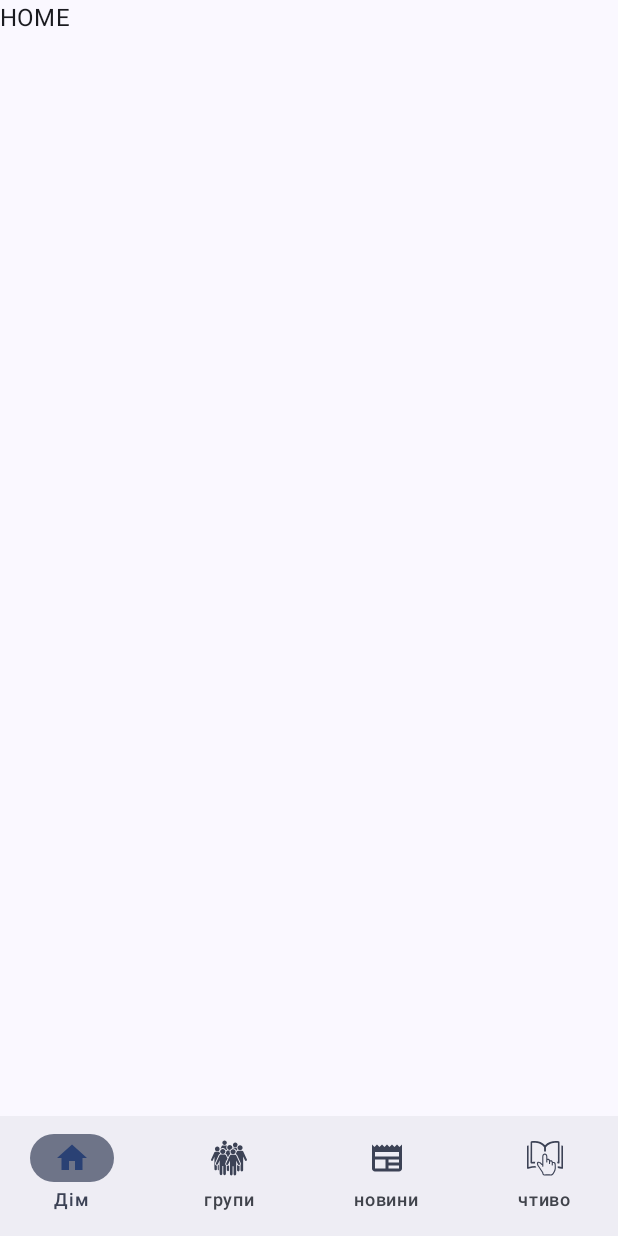
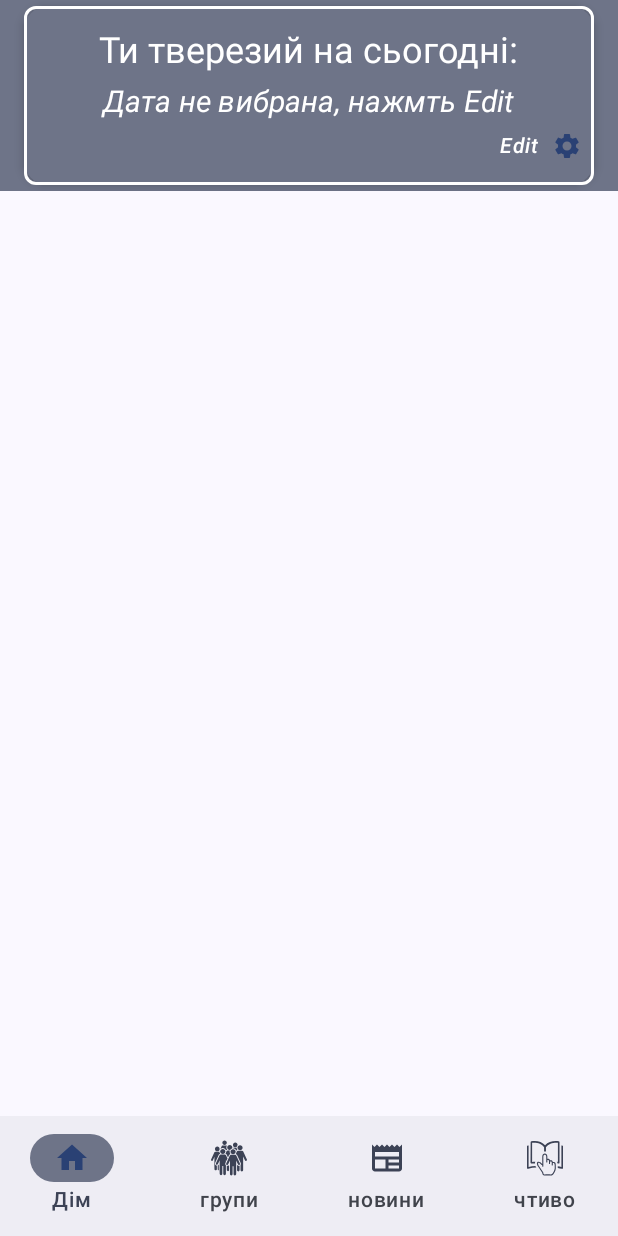
Before and after one commit to AlexYach1973/groupsaa, an Android app built with Jetpack Compose: the screen it shows after launch (MainActivity), on a phone screen of 412 x 824 dp. Run offline under Robolectric (Android 15) with nearby library versions, the phone set to English and light mode, and no system bars.

Commit message:
1. Початок. Базова навігація 1.01 Навігація 1.1 Навігація закінчена. Виклик за номером 1.2 Internet, Map 1.2.1 Щось зробив 1.3 Вдстань до груп 1.3.1 1.4 Зробив визов через API з тестового сайта 1.5 Під'єднав Room 1.5.1 Пофіксив Room 1.6 Добавиви на вкладку Home дати

```diff
--- a/app/src/main/java/com/alexyach/compose/groupsaa/presentation/grouplist/CardGroup.kt
+++ b/app/src/main/java/com/alexyach/compose/groupsaa/presentation/grouplist/CardGroup.kt
@@ -57,8 +57,7 @@ fun CardGroup(
             )
             Spacer(modifier = Modifier.padding(4.dp))
             InfoAboutGroup(
-                group = group,
-                onGroupClickListener
+                group = group
             )
         }
     }
@@ -94,8 +93,7 @@ private fun DistanceToGroup(group: Group){
 
 @Composable
 private fun InfoAboutGroup(
-    group: Group,
-    onGroupClickListener : (Group) -> Unit
+    group: Group
 ) {
     Column(
         modifier = Modifier
--- a/app/src/main/java/com/alexyach/compose/groupsaa/presentation/grouplist/GroupListScreen.kt
+++ b/app/src/main/java/com/alexyach/compose/groupsaa/presentation/grouplist/GroupListScreen.kt
@@ -68,7 +68,6 @@ fun GroupListScreen(
     val screenState = viewModel.screenState.observeAsState(GroupListScreenState.Initial)
 
 
-
     var isInternet = viewModel.isInternet.collectAsState(true)
 
     when (val currentState = screenState.value) {
@@ -100,6 +99,7 @@ fun GroupListScreen(
 //                    isInternet = true
                     LoadingListGroup("load from Internet")
                 }
+
                 LoadRoom -> {
 //                    isInternet = false
                     LoadingListGroup("load from local BD")
@@ -130,7 +130,7 @@ fun ErrorListGroup() {
 
 @Composable
 fun LoadingListGroup(
-    loadFrom : String
+    loadFrom: String
 ) {
     Column(
         modifier = Modifier
@@ -250,8 +250,6 @@ private fun HeaderGroupList(
 //}
 
 
-
-
 //@Preview
 //@Composable
 //private fun ViewGroupListScreen() {
--- a/app/src/main/java/com/alexyach/compose/groupsaa/presentation/grouplist/GroupListViewModel.kt
+++ b/app/src/main/java/com/alexyach/compose/groupsaa/presentation/grouplist/GroupListViewModel.kt
@@ -47,7 +47,7 @@ class GroupListViewModel(
 
 
     init {
-//        _screenState.value = GroupListScreenState.Groups(getListGroupTest())
+//        _screenState.value = GroupListScreenState.Groups(getListGroupTest()) // TEST
 
         getGroupList()
     }
@@ -56,7 +56,6 @@ class GroupListViewModel(
         _screenState.value = GroupListScreenState.Loading(LoadInet)
 
         viewModelScope.launch {
-
 
             /* From Internet*/
             repository.getAllGroupList().collect {currentListGroup->
--- /dev/null
+++ b/app/src/main/java/com/alexyach/compose/groupsaa/presentation/home/HomeScreen.kt
@@ -0,0 +1,268 @@
+package com.alexyach.compose.groupsaa.presentation.home
+
+import android.content.Context
+import androidx.compose.foundation.background
+import androidx.compose.foundation.border
+import androidx.compose.foundation.clickable
+import androidx.compose.foundation.layout.Arrangement
+import androidx.compose.foundation.layout.Box
+import androidx.compose.foundation.layout.Column
+import androidx.compose.foundation.layout.PaddingValues
+import androidx.compose.foundation.layout.Row
+import androidx.compose.foundation.layout.fillMaxSize
+import androidx.compose.foundation.layout.fillMaxWidth
+import androidx.compose.foundation.layout.padding
+import androidx.compose.foundation.layout.size
+import androidx.compose.foundation.rememberScrollState
+import androidx.compose.foundation.shape.RoundedCornerShape
+import androidx.compose.foundation.verticalScroll
+import androidx.compose.material.icons.Icons
+import androidx.compose.material.icons.filled.Settings
+import androidx.compose.material3.Card
+import androidx.compose.material3.CardDefaults
+import androidx.compose.material3.DatePicker
+import androidx.compose.material3.DatePickerDialog
+import androidx.compose.material3.ExperimentalMaterial3Api
+import androidx.compose.material3.Icon
+import androidx.compose.material3.MaterialTheme
+import androidx.compose.material3.Text
+import androidx.compose.material3.TextButton
+import androidx.compose.material3.rememberDatePickerState
+import androidx.compose.runtime.Composable
+import androidx.compose.runtime.collectAsState
+import androidx.compose.runtime.getValue
+import androidx.compose.runtime.mutableStateOf
+import androidx.compose.runtime.remember
+import androidx.compose.runtime.setValue
+import androidx.compose.ui.Alignment
+import androidx.compose.ui.Modifier
+import androidx.compose.ui.platform.LocalContext
+import androidx.compose.ui.text.font.FontStyle
+import androidx.compose.ui.text.font.FontWeight
+import androidx.compose.ui.unit.dp
+import androidx.compose.ui.unit.sp
+import androidx.lifecycle.viewmodel.compose.viewModel
+import com.alexyach.compose.groupsaa.R
+
+
+@Composable
+fun HomeScreen(
+    paddingValues: PaddingValues,
+    onReadClickListener: () -> Unit
+) {
+
+    val conntext = LocalContext.current
+    val viewModel: HomeViewModel = viewModel()
+
+    val scrollState = rememberScrollState()
+
+    val difference = viewModel.difference.collectAsState(listOf<Int>())
+    val selectedDate = viewModel.selectedDate.collectAsState("")
+
+    Column(
+        verticalArrangement = Arrangement.Center,
+        modifier = Modifier
+            .padding(paddingValues)
+            .verticalScroll(scrollState)
+            .fillMaxSize()
+            .background(MaterialTheme.colorScheme.secondaryContainer)
+    ) {
+
+
+        PeriodOfSobrietyCard(
+            context = conntext,
+            viewModel = viewModel,
+            difference = difference.value,
+            selectedDate = selectedDate.value
+        )
+
+
+    }
+
+}
+
+
+// period of sobriety
+
+@Composable
+private fun PeriodOfSobrietyCard(
+    context: Context,
+    viewModel: HomeViewModel,
+    difference: List<Int>,
+    selectedDate: String
+) {
+
+    Card(
+        elevation = CardDefaults.cardElevation(defaultElevation = 4.dp),
+        modifier = Modifier
+            .padding(horizontal = 16.dp, vertical = 4.dp)
+            .border(
+                width = 2.dp,
+                shape = RoundedCornerShape(8.dp),
+                color = MaterialTheme.colorScheme.onSecondary
+            ),
+
+        colors = CardDefaults.cardColors(
+            MaterialTheme.colorScheme.secondaryContainer
+        )
+    ) {
+
+        var openDialog by remember { mutableStateOf(false) }
+        if (openDialog) {
+            DataSelection(
+                viewModel = viewModel,
+//                    openDialog = openDialog,
+                onDismissClickListener = { openDialog = it }
+            )
+        }
+
+
+        Column(
+            modifier = Modifier.padding(horizontal = 8.dp, vertical = 16.dp)
+
+        ) {
+            /* 1 Line */
+            Row(
+                modifier = Modifier
+                    .fillMaxWidth(),
+                horizontalArrangement = Arrangement.Center
+            ) {
+                Text(
+                    text = context.getString(R.string.homescreen_sobriety_card_title),
+                    style = MaterialTheme.typography.titleLarge,
+                    fontWeight = FontWeight.Normal
+//                        fontSize = 28.sp
+//                        fontStyle = FontStyle.Italic
+                )
+            }
+
+            /* 2 Line */
+            Row(
+                modifier = Modifier
+                    .fillMaxWidth()
+                    .padding(vertical = 8.dp),
+                horizontalArrangement = Arrangement.Center
+            ) {
+                if (difference.isNotEmpty()) {
+                    Text(
+                        text = "${difference[0]}  Years ${difference[1]} Months ${difference[2]} Days",
+                        style = MaterialTheme.typography.bodyLarge,
+                        fontWeight = FontWeight.Bold
+//                            fontSize = 22.sp,
+//                            fontWeight = FontWeight.Bold
+                    )
+                } else {
+                    Text(
+                        text = context.getString(R.string.homescreen_sobriety_not_date),
+                        style = MaterialTheme.typography.bodyLarge,
+                        fontStyle = FontStyle.Italic
+//                            fontSize = 18.sp,
+//                            fontStyle = FontStyle.Italic
+                    )
+                }
+            }
+
+            /* 3 Line */
+            Row(
+                modifier = Modifier
+                    .fillMaxWidth(),
+                horizontalArrangement = Arrangement.Center
+            ) {
+                if (difference.isNotEmpty()) {
+                    Text(
+                        text = "або ${difference[3]} days",
+                        style = MaterialTheme.typography.bodyLarge,
+                        fontStyle = FontStyle.Italic
+                    )
+                }
+            }
+
+
+            /* 4 Line */
+            Row(
+                modifier = Modifier
+                    .fillMaxWidth(),
+                horizontalArrangement = Arrangement.Center
+            ) {
+
+                Row(
+                    horizontalArrangement = Arrangement.Start,
+                    modifier = Modifier
+                        .weight(0.5f)
+                ) {
+                    Text(
+                        text = selectedDate,
+                        style = MaterialTheme.typography.labelMedium
+                    )
+                }
+
+
+                Row(
+                    horizontalArrangement = Arrangement.End,
+                    verticalAlignment = Alignment.CenterVertically,
+                    modifier = Modifier
+                        .weight(0.5f)
+                        .clickable { openDialog = true }
+                ) {
+                    Text(
+                        text = "Edit",
+                        style = MaterialTheme.typography.labelMedium,
+                        fontStyle = FontStyle.Italic,
+                        modifier = Modifier
+                            .padding(end = 8.dp)
+                    )
+                    Icon(
+                        imageVector = Icons.Default.Settings,
+                        contentDescription = "setting",
+                        tint = MaterialTheme.colorScheme.primary,
+                        modifier = Modifier
+                            .size(20.dp)
+//                            .clickable { openDialog = true }
+                    )
+                }
+            }
+
+
+        }
+
+
+    }
+
+}
+
+@OptIn(ExperimentalMaterial3Api::class)
+@Composable
+private fun DataSelection(
+    viewModel: HomeViewModel,
+//    openDialog: Boolean,
+    onDismissClickListener: (Boolean) -> Unit
+) {
+
+//    var openDialog by remember { mutableStateOf(false) }
+//    var selectedDate by remember { mutableStateOf<Long?>(null) }
+    val datePickerState = rememberDatePickerState()
+
+//    var openDialog1 = openDialog
+
+
+//    if (openDialog) {
+    DatePickerDialog(
+        onDismissRequest = { onDismissClickListener(false) },
+        confirmButton = {
+            TextButton(
+                onClick = {
+                    viewModel.dataPickerSelected(datePickerState.selectedDateMillis)
+//                        openDialog = false
+                    onDismissClickListener(false)
+                }
+            ) { Text(text = "Ok") }
+        },
+        dismissButton = {
+            TextButton(onClick = { onDismissClickListener(false) }) { Text("Cancel") }
+        }
+
+    ) {
+        DatePicker(state = datePickerState)
+    }
+//    }
+}
--- /dev/null
+++ b/app/src/main/java/com/alexyach/compose/groupsaa/presentation/home/HomeViewModel.kt
@@ -0,0 +1,65 @@
+package com.alexyach.compose.groupsaa.presentation.home
+
+import android.util.Log
+import androidx.lifecycle.ViewModel
+import kotlinx.coroutines.flow.MutableStateFlow
+import kotlinx.coroutines.flow.StateFlow
+import java.time.Instant
+import java.time.LocalDate
+import java.time.Period
+import java.time.ZoneId
+import java.time.format.DateTimeFormatter
+import java.time.temporal.ChronoUnit
+import java.util.Locale
+
+class HomeViewModel : ViewModel() {
+
+    private val _difference = MutableStateFlow <List<Int>>(mutableListOf())
+    val difference: StateFlow<List<Int>> = _difference
+
+    private val _selectedDate = MutableStateFlow <String>("")
+    val selectedDate: StateFlow<String> = _selectedDate
+
+
+    fun dataPickerSelected(dataMill: Long?) {
+
+        dataMill?.let {millis ->
+            /* Преобразовать миллисекунды в LocalDate */
+            val selectedDate = Instant.ofEpochMilli(millis)
+                .atZone(ZoneId.systemDefault())
+                .toLocalDate()
+
+            /* Формат записи выбраной даты */
+            val formatter = DateTimeFormatter.ofPattern("d MMM yyyy", Locale("uk", "UA"))
+            _selectedDate.value = selectedDate.format(formatter)
+            Log.d("Logs", "selectDateFormat: $_selectedDate")
+
+            /* Current */
+            val currentDate = LocalDate.now()
+
+            /* Вычислить разницу */
+            val period = Period.between(selectedDate, currentDate)
+            /* Общее количество дней */
+            val totalDays = ChronoUnit.DAYS.between(selectedDate, currentDate)
+
+            /* Разница */
+            _difference.value = listOf(period.years, period.months, period.days, totalDays.toInt())
+//            val difYear = period.years
+//            val difMonth = period.months
+//            val difDay = period.days
+
+//            Log.d("Logs", "Difference: $difYear year $difMonth month $difDay day; totalDays: $totalDays")
+
+
+
+            // Извлечь год, месяц, день выбранной даты
+//            val year = selectedDate.year
+//            val month = selectedDate.monthValue
+//            val day = selectedDate.dayOfMonth
+//            Log.d("Logs", "selectedDate: $year year $month month $day day")
+
+
+        }
+    }
+
+}
--- a/app/src/main/java/com/alexyach/compose/groupsaa/presentation/main/MainScreen.kt
+++ b/app/src/main/java/com/alexyach/compose/groupsaa/presentation/main/MainScreen.kt
@@ -9,16 +9,17 @@ import androidx.compose.material3.NavigationBarItemDefaults
 import androidx.compose.material3.Scaffold
 import androidx.compose.material3.Text
 import androidx.compose.runtime.Composable
-import androidx.navigation.compose.currentBackStackEntryAsState
-import com.alexyach.compose.groupsaa.presentation.navigation.rememberNavigationState
 import androidx.compose.runtime.getValue
 import androidx.compose.ui.Modifier
 import androidx.compose.ui.res.painterResource
 import androidx.compose.ui.res.stringResource
 import androidx.navigation.NavDestination.Companion.hierarchy
+import androidx.navigation.compose.currentBackStackEntryAsState
 import com.alexyach.compose.groupsaa.presentation.group.GroupScreen
 import com.alexyach.compose.groupsaa.presentation.grouplist.GroupListScreen
+import com.alexyach.compose.groupsaa.presentation.home.HomeScreen
 import com.alexyach.compose.groupsaa.presentation.navigation.AppNavGraph
+import com.alexyach.compose.groupsaa.presentation.navigation.rememberNavigationState
 
 @Composable
 fun MainScreen() {
@@ -77,18 +78,25 @@ fun MainScreen() {
         AppNavGraph(
             navHostController = navigationState.navHotController,
 
-            homeScreenContent = { Text(text = "HOME") },
+            homeScreenContent = {
+                HomeScreen(
+                    paddingValues = innerPadding,
+                    onReadClickListener = {
+                            navigationState.navigateTo(NavigationItem.Read.screen.route)
+                        }
+                )
+            },
 
             groupListScreenContent = {
                 GroupListScreen(
                     paddingValues = innerPadding,
-                    onGroupClickListener = {group ->
+                    onGroupClickListener = { group ->
                         navigationState.navigateToGroup(group = group)
                     }
                 )
             },
 
-            groupScreenContent = {group ->
+            groupScreenContent = { group ->
                 GroupScreen(
                     group = group,
                     onBackPress = {
--- a/app/src/main/java/com/alexyach/compose/groupsaa/ui/theme/Type.kt
+++ b/app/src/main/java/com/alexyach/compose/groupsaa/ui/theme/Type.kt
@@ -43,13 +43,15 @@ val Typography = Typography(
     ),
     titleLarge = TextStyle(
         fontWeight = FontWeight.Bold,
-        fontSize = 18.sp,
+        fontSize = 24.sp,
+//        fontSize = 18.sp,
         lineHeight = 28.sp,
         letterSpacing = 0.sp
     ),
     bodyLarge = TextStyle(
         fontWeight = FontWeight.Normal,
-        fontSize = 16.sp,
+        fontSize = 20.sp,
+//        fontSize = 16.sp,
         lineHeight = 24.sp,
         letterSpacing = 0.15.sp
     ),
@@ -61,7 +63,7 @@ val Typography = Typography(
     ),
     labelMedium = TextStyle(
         fontWeight = FontWeight.SemiBold,
-        fontSize = 12.sp,
+        fontSize = 14.sp,
         lineHeight = 16.sp,
         letterSpacing = 0.5.sp
     )
--- a/app/src/main/res/values/strings.xml
+++ b/app/src/main/res/values/strings.xml
@@ -8,4 +8,10 @@
     <string name="navigation_item_read">чтиво</string>
 
 
+<!--    HomeScreen-->
+    <string name="homescreen_sobriety_card_title">Ти тверезий на сьогодні:</string>
+    <string name="homescreen_sobriety_not_date">Дата не вибрана, нажмть Edit</string>
+
+
+
 </resources>
```
Lines whose indentation alone changed are shown as unchanged.
